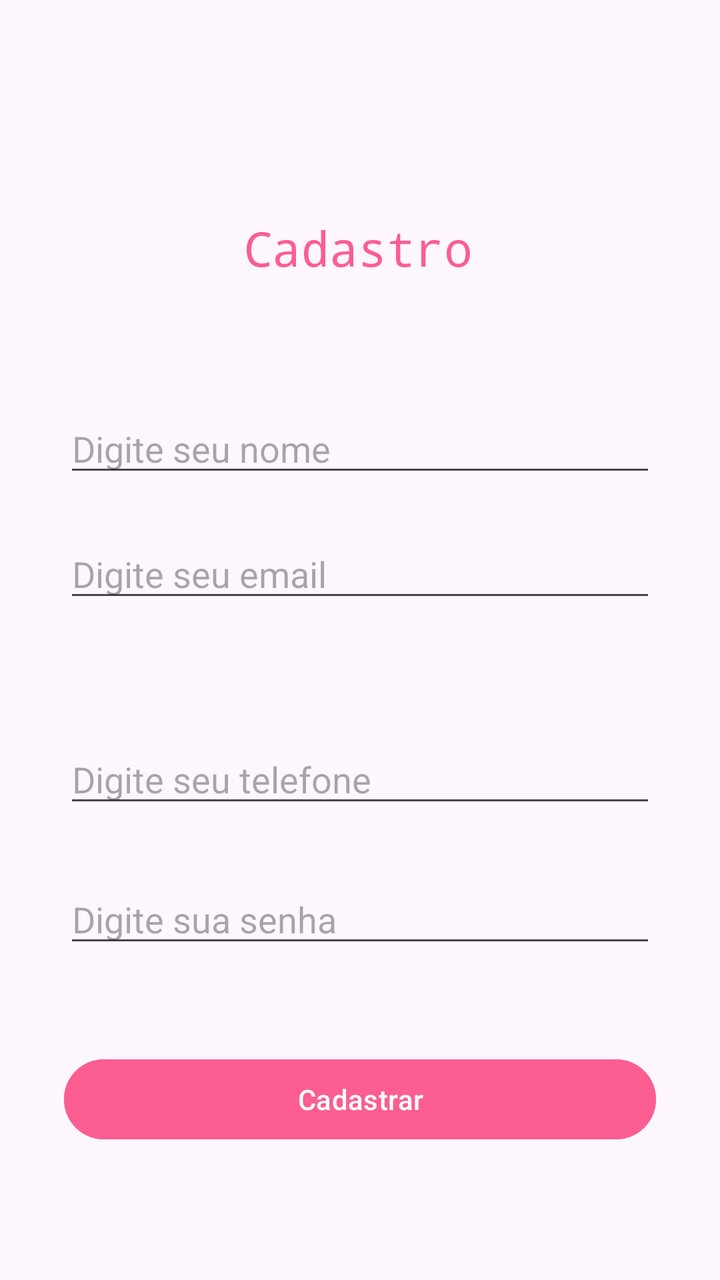
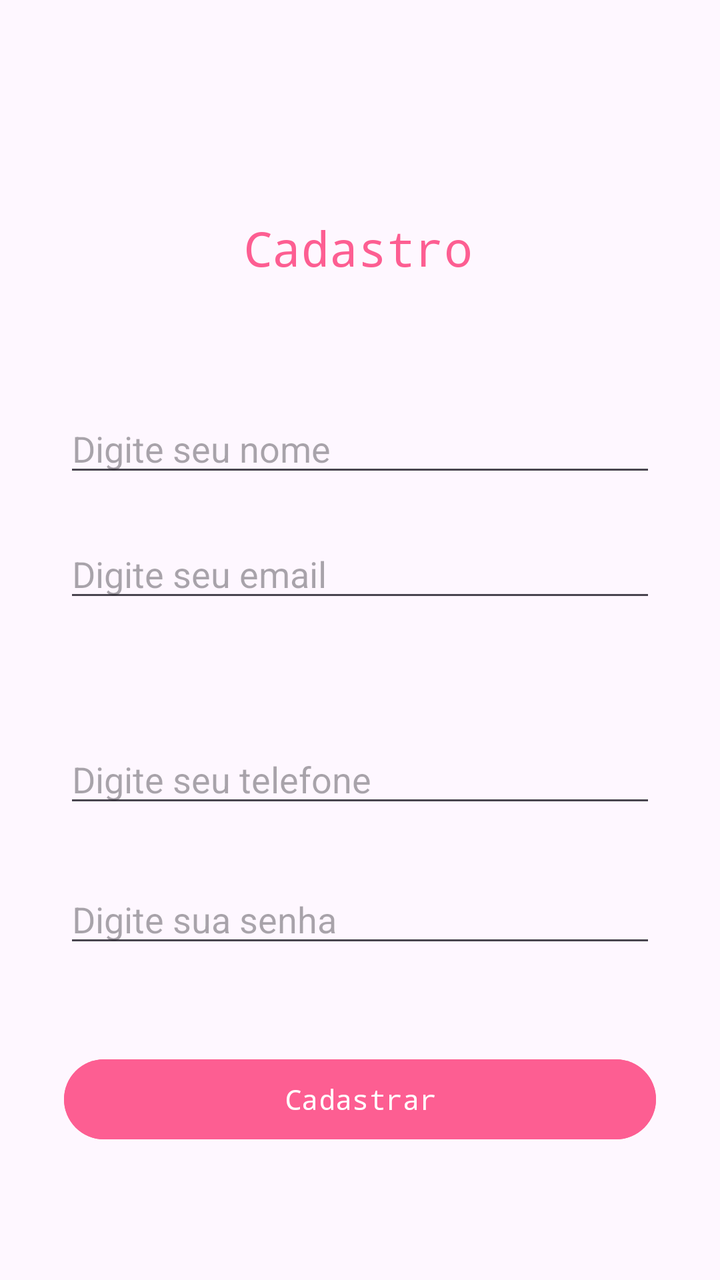

Two renders of the same Android screen: before a commit and after it. Below are the layout's source before the change and the commit's diff.
<!-- AndroidManifest.xml: application theme Theme.AppDaValen -->
<!-- res/layout/activity_cadastro.xml -->
<?xml version="1.0" encoding="utf-8"?>
<androidx.constraintlayout.widget.ConstraintLayout xmlns:android="http://schemas.android.com/apk/res/android"
    xmlns:app="http://schemas.android.com/apk/res-auto"
    xmlns:tools="http://schemas.android.com/tools"
    android:id="@+id/main"
    android:layout_width="match_parent"
    android:layout_height="match_parent"
    tools:context=".CadastroActivity">

    <TextView
        android:id="@+id/textView3"
        android:layout_width="wrap_content"
        android:layout_height="wrap_content"
        android:fontFamily="monospace"
        android:text="Cadastro"
        android:textColor="#FD5E92"
        android:textSize="24sp"
        app:layout_constraintBottom_toBottomOf="parent"
        app:layout_constraintEnd_toEndOf="parent"
        app:layout_constraintHorizontal_bias="0.496"
        app:layout_constraintStart_toStartOf="parent"
        app:layout_constraintTop_toTopOf="parent"
        app:layout_constraintVertical_bias="0.177" />

    <EditText
        android:id="@+id/editTextNameCad"
        android:layout_width="0dp"
        android:layout_height="wrap_content"
        android:layout_marginStart="32dp"
        android:layout_marginEnd="32dp"
        android:ems="10"
        android:hint="Digite seu nome"
        android:inputType="text"
        app:layout_constraintBottom_toBottomOf="parent"
        app:layout_constraintEnd_toEndOf="parent"
        app:layout_constraintHorizontal_bias="0.402"
        app:layout_constraintStart_toStartOf="parent"
        app:layout_constraintTop_toBottomOf="@+id/textView3"
        app:layout_constraintVertical_bias="0.135" />

    <EditText
        android:id="@+id/editTextEmailCad"
        android:layout_width="0dp"
        android:layout_height="wrap_content"
        android:layout_marginStart="32dp"
        android:layout_marginEnd="32dp"
        android:ems="10"
        android:hint="Digite seu email"
        android:inputType="textEmailAddress"
        app:layout_constraintBottom_toBottomOf="parent"
        app:layout_constraintEnd_toEndOf="parent"
        app:layout_constraintHorizontal_bias="0.497"
        app:layout_constraintStart_toStartOf="parent"
        app:layout_constraintTop_toBottomOf="@+id/editTextNameCad"
        app:layout_constraintVertical_bias="0.06" />

    <EditText
        android:id="@+id/editTextPhoneCad"
        android:layout_width="0dp"
        android:layout_height="wrap_content"
        android:layout_marginStart="32dp"
        android:layout_marginEnd="32dp"
        android:ems="10"
        android:hint="Digite seu telefone"
        android:inputType="phone"
        app:layout_constraintBottom_toBottomOf="parent"
        app:layout_constraintEnd_toEndOf="parent"
        app:layout_constraintHorizontal_bias="0.497"
        app:layout_constraintStart_toStartOf="parent"
        app:layout_constraintTop_toBottomOf="@+id/editTextEmailCad"
        app:layout_constraintVertical_bias="0.209" />

    <EditText
        android:id="@+id/editTextPasswordCad"
        android:layout_width="0dp"
        android:layout_height="wrap_content"
        android:layout_marginStart="32dp"
        android:layout_marginEnd="32dp"
        android:ems="10"
        android:hint="Digite sua senha"
        android:inputType="numberPassword"
        app:layout_constraintBottom_toBottomOf="parent"
        app:layout_constraintEnd_toEndOf="parent"
        app:layout_constraintHorizontal_bias="0.497"
        app:layout_constraintStart_toStartOf="parent"
        app:layout_constraintTop_toBottomOf="@+id/editTextPhoneCad"
        app:layout_constraintVertical_bias="0.151" />

    <Button
        android:id="@+id/buttonCadastrar"
        android:layout_width="0dp"
        android:layout_height="wrap_content"
        android:layout_marginStart="32dp"
        android:layout_marginEnd="32dp"
        android:backgroundTint="#FD5E92"
        android:text="Cadastrar"
        android:textColorLink="#E91E63"
        app:layout_constraintBottom_toBottomOf="parent"
        app:layout_constraintEnd_toEndOf="parent"
        app:layout_constraintHorizontal_bias="0.0"
        app:layout_constraintStart_toStartOf="parent"
        app:layout_constraintTop_toBottomOf="@+id/editTextPasswordCad"
        app:layout_constraintVertical_bias="0.416"
        app:strokeColor="#B49E9E" />

</androidx.constraintlayout.widget.ConstraintLayout>
<!-- resources referenced by this layout -->
<resources>
  <style name="Theme.AppDaValen" parent="Base.Theme.AppDaValen" />
  <style name="Base.Theme.AppDaValen" parent="Theme.Material3.DayNight.NoActionBar">
          
          
      </style>
</resources>

<!-- the commit's change to res/layout/activity_cadastro.xml (unified diff, before → after) -->
@@ -93,6 +93,7 @@
         android:layout_marginStart="32dp"
         android:layout_marginEnd="32dp"
         android:backgroundTint="#FD5E92"
+        android:fontFamily="monospace"
         android:text="Cadastrar"
         android:textColorLink="#E91E63"
         app:layout_constraintBottom_toBottomOf="parent"
